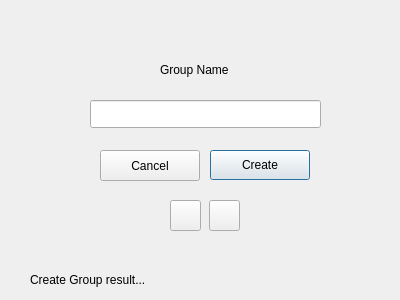
The window that creategrouppage.ui (borhanem/Messenger_Void_13) describes before a commit, drawn with Qt 5.
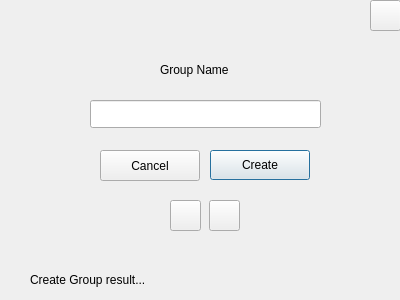
The same window after the commit.

What changed in the file:
```diff
--- a/creategrouppage.ui
+++ b/creategrouppage.ui
@@ -179,6 +179,22 @@
     <string>Cancel</string>
    </property>
   </widget>
+  <widget class="QToolButton" name="Exit_pbn">
+   <property name="geometry">
+    <rect>
+     <x>370</x>
+     <y>0</y>
+     <width>31</width>
+     <height>31</height>
+    </rect>
+   </property>
+   <property name="styleSheet">
+    <string notr="true"/>
+   </property>
+   <property name="text">
+    <string/>
+   </property>
+  </widget>
  </widget>
  <resources/>
  <connections/>
```
